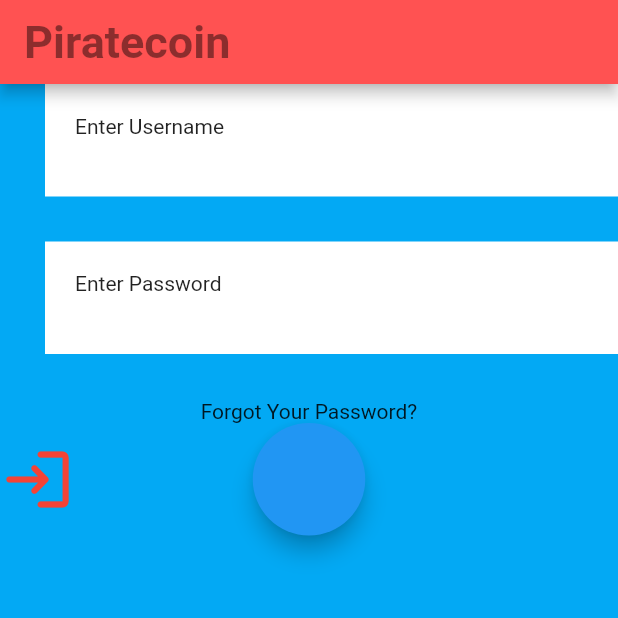
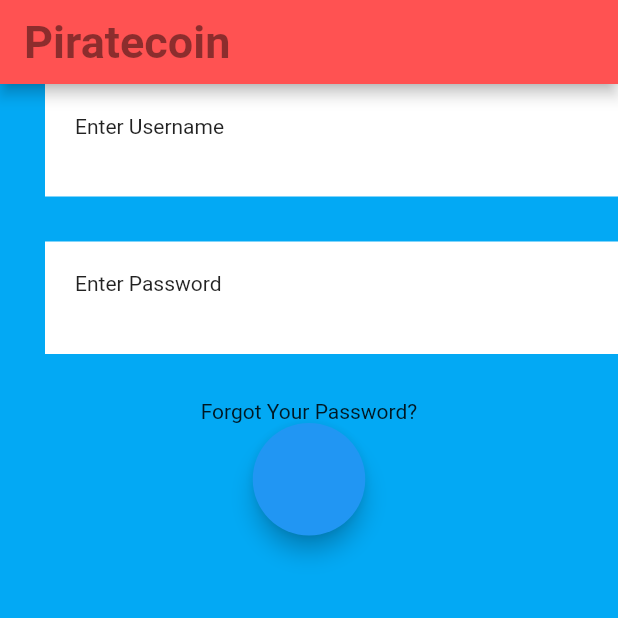
Before and after one commit to adammbule/apprentice, a Flutter app: the screen it shows after launch, on a phone screen of 412 x 824 dp, the top half of it. Run offline on Flutter 3.47's test engine with Material 2 defaults, Android fonts, the phone set to English and light mode, and no system bars.

```diff
--- a/lib/main.dart
+++ b/lib/main.dart
@@ -78,14 +78,14 @@ Piratecoin({super.key});
                   onPressed: (){
                     print('Login Successful....');
                   },
-                  child: Row(
+                  /*child: Row(
                     children: <Widget>[
-                    Icon(Icons.login_rounded,
+                    Icon(Icons.login_outlined,
                     size: 50.0,
-                    color: Colors.red),
+                    color: Color.fromARGB(255, 15, 3, 2)),
                   ],
+                ),*/
                 ),
-                )
 
               ), //To be implemented later
               /*CircleAvatar( //to be deployed later
```
